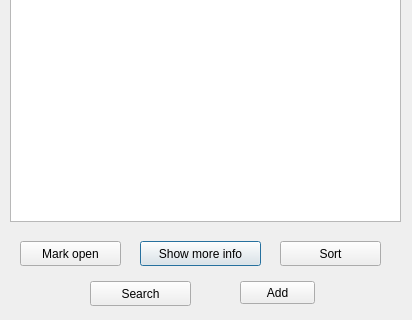
Qt form Pharmacy/pharmaciesform.ui (kokos34/Pharmacy) before a commit; both pictures show x 0 to 412 and y 209 to 529 of the 412 by 529 pixel window.
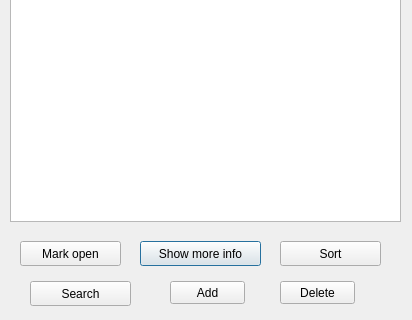
The same form after that commit.

The edit to the form file:
```diff
--- a/Pharmacy/pharmaciesform.ui
+++ b/Pharmacy/pharmaciesform.ui
@@ -63,7 +63,7 @@
   <widget class="QPushButton" name="pushButton">
    <property name="geometry">
     <rect>
-     <x>90</x>
+     <x>30</x>
      <y>490</y>
      <width>101</width>
      <height>25</height>
@@ -102,7 +102,7 @@
   <widget class="QPushButton" name="addPharmacyButton">
    <property name="geometry">
     <rect>
-     <x>240</x>
+     <x>170</x>
      <y>490</y>
      <width>75</width>
      <height>23</height>
@@ -112,6 +112,19 @@
     <string>Add</string>
    </property>
   </widget>
+  <widget class="QPushButton" name="deleteButton">
+   <property name="geometry">
+    <rect>
+     <x>280</x>
+     <y>490</y>
+     <width>75</width>
+     <height>23</height>
+    </rect>
+   </property>
+   <property name="text">
+    <string>Delete</string>
+   </property>
+  </widget>
  </widget>
  <resources/>
  <connections/>
```
